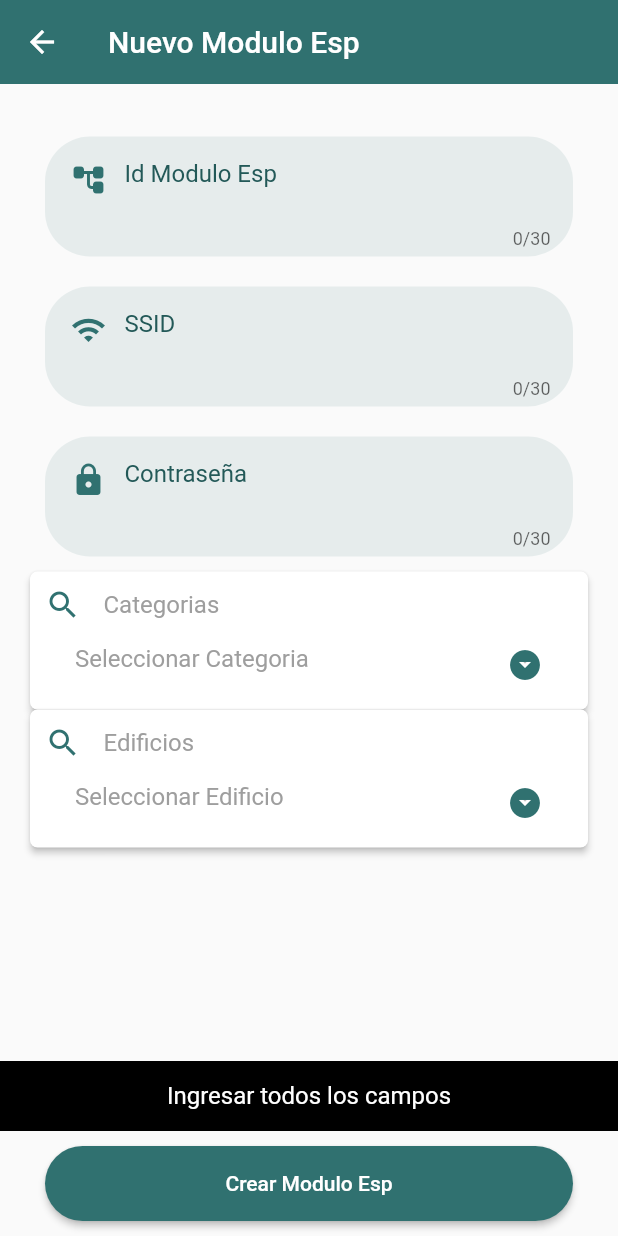
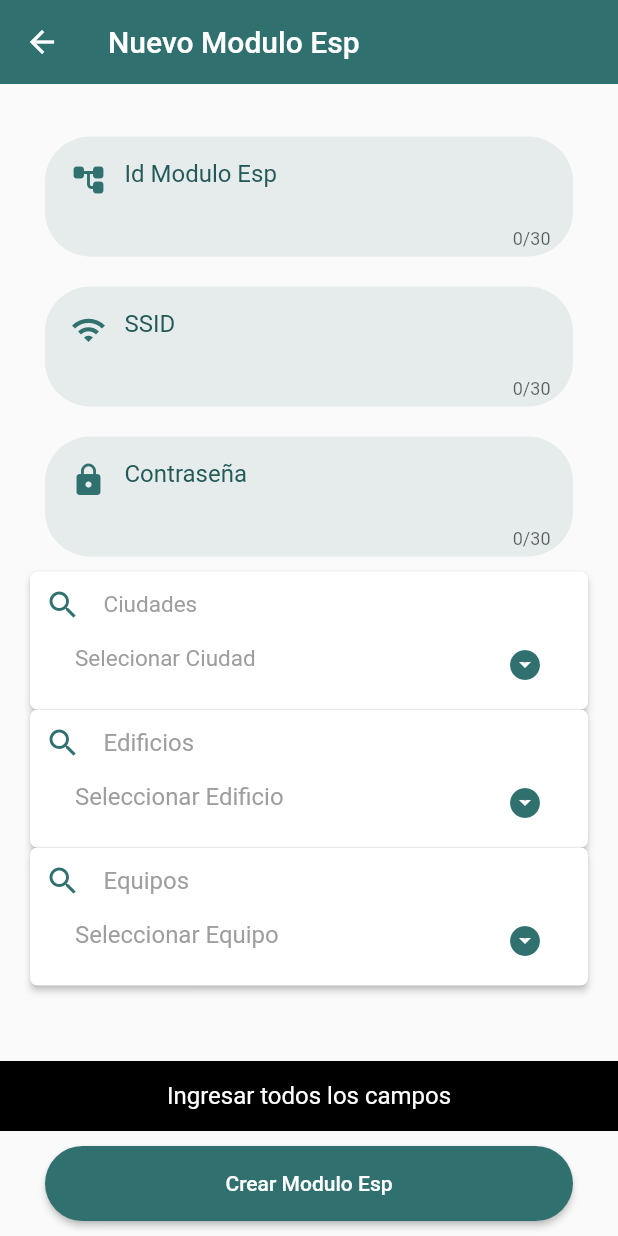
Before and after one commit to jorge2692/proyecto, a Flutter app: the EspCreatePage screen opened by its route, after a tap on "Crear Modulo Esp", on a phone screen of 412 x 824 dp. Run offline on Flutter 3.47's test engine with Material 2 defaults, Android fonts, the phone set to English and light mode, and no system bars; our stand-ins replace card_swiper, flutter_image_slideshow, fluttertoast, geocoding, geolocator, google_maps_flutter and 6 more; accounts and stored records are empty; statements that could not run were skipped.

Commit message:
third commit

```diff
--- a/proyecto/proyecto/lib/main.dart
+++ b/proyecto/proyecto/lib/main.dart
@@ -6,6 +6,8 @@ import 'package:proyecto/src/pages/administrator/create/edificios/edificios_crea
 import 'package:proyecto/src/pages/administrator/create/equipos/equipos_create_page.dart';
 import 'package:proyecto/src/pages/administrator/create/esp8266/esp_create_page.dart';
 import 'package:proyecto/src/pages/administrator/create/map/edificios_map_page.dart';
+import 'package:proyecto/src/pages/administrator/search/equipos_search_controller.dart';
+import 'package:proyecto/src/pages/administrator/search/equipos_search_page.dart';
 import 'package:proyecto/src/pages/client/update/update_page.dart';
 import 'package:proyecto/src/pages/esp8266/update/esp_update_page.dart';
 import 'package:proyecto/src/pages/login/login_page.dart';
@@ -44,6 +46,7 @@ class MyApp extends StatelessWidget {
         'CityCreatePage': ( _ ) => CityCreatePage(),
         'EspCreatePage': ( _ ) => EspCreatePage(),
         'EspUpdatePage': ( _ ) => EspUpdatePage(),
+        'EquiposSearchPage': ( _ ) => EquiposSearchPage(),
       },
       theme: ThemeData(
           primaryColor: MyColors.primaryColor,
--- a/proyecto/proyecto/lib/providers/categories_provider.dart
+++ b/proyecto/proyecto/lib/providers/categories_provider.dart
@@ -44,7 +44,7 @@ class CategoriesProvider {
 
 
     }catch(e){
-      print('Error: $e');
+      print('Error CategoriesProvider: $e');
       return[];
 
     }
--- a/proyecto/proyecto/lib/providers/cities_provider.dart
+++ b/proyecto/proyecto/lib/providers/cities_provider.dart
@@ -43,7 +43,7 @@ class CitiesProvider {
 
 
     }catch(e){
-      print('Error: $e');
+      print('Error CitiesProvider: $e');
       return[];
 
     }
--- a/proyecto/proyecto/lib/screens/home_screen.dart
+++ b/proyecto/proyecto/lib/screens/home_screen.dart
@@ -164,7 +164,6 @@ class _HomeScreen extends State<HomeScreen> {
 
      }
 
-
   Widget _drawer(_con){
 
     print(_con.user?.image);
@@ -215,6 +214,7 @@ class _HomeScreen extends State<HomeScreen> {
             trailing: Icon(Icons.edit_attributes_outlined),
           ),
           ListTile(
+            onTap: _con.goToEquiposSearch,
             title: Text('Equipos'),
             trailing: Icon(Icons.local_laundry_service_outlined),
           ),
--- a/proyecto/proyecto/lib/src/models/address.dart
+++ b/proyecto/proyecto/lib/src/models/address.dart
@@ -31,7 +31,7 @@ class Address {
 
   factory Address.fromJson(Map<String, dynamic> json) => Address(
     id: json["id"] is int ? json['id'].toString() : json['id'],
-    idCity: json["id_city"],
+    idCity: json["id_city"]is int ? json['id_city'] : int.parse(json['id_city']),
     name: json["name"],
     address: json["address"],
     neighborhood: json["neighborhood"],
--- a/proyecto/proyecto/lib/src/models/esp8266.dart
+++ b/proyecto/proyecto/lib/src/models/esp8266.dart
@@ -13,41 +13,53 @@ class Esp8266 {
     this.idEsp,
     this.ssid,
     this.password,
-    this.idCategory,
-    this.idAddress,
+    this.idLavanti,
+    this.gpio0,
+    // this.idAddress,
+    // this.idCity,
+
   });
   String? idEsp;
   String? ssid;
   String? password;
+  bool? gpio0;
 
-  int? idCategory;
-  int? idAddress;
+  int? idLavanti;
+  // int? idAddress;
+  // int? idCity;
   List<Esp8266> toList = [];
 
   factory Esp8266.fromJson(Map<String, dynamic> json) => Esp8266(
     idEsp: json["id"] is int ? json["id"].toString() : json['id'],
-    ssid: json["name"],
-    password: json["description"],
-    idCategory: json["id_category"] is String ? int.parse(json["id_category"]) : json["id_category"],
-    idAddress: json["id_edificio"]is String ? int.parse(json["id_address"]) : json["id_address"],
+    ssid: json["name"] ?? 'nombre',
+    password: json["description"] ?? 'descripcion',
+    gpio0: json["gpio0"],
+    idLavanti: json["id_machine"] is String ? int.parse(json["id_machine"]) : json["id_machine"],
+    // idCategory: json["id_category"] is String ? int.parse(json["id_category"]) : json["id_category"],
+    // idAddress: json["id_address"]is String ? int.parse(json["id_address"]) : json["id_address"],
+    // idCity: json["id_city"],
+
 
   );
 
   Esp8266.fromJsonList(List<dynamic> jsonList){
     if(jsonList == null) return;
     jsonList.forEach((item) {
-      Esp8266 equipos = Esp8266.fromJson(item);
-      toList.add(equipos);
+      Esp8266 esp8266 = Esp8266.fromJson(item);
+      toList.add(esp8266);
     });
   }
 
 
   Map<String, dynamic> toJson() => {
-    "idEsp": idEsp,
+    "id": idEsp,
     "ssid": ssid,
     "password": password,
-    "id_category": idCategory,
-    "id_address": idAddress,
+    "id_machine":idLavanti,
+    "gpio0": false,
+    "gpio1":false,
+    // "id_category": idCategory,
+    // "id_address": idAddress,
 
   };
   static bool isInteger(num value) => value is int || value == value.roundToDouble();
--- a/proyecto/proyecto/lib/src/pages/administrator/create/categorias/categorias_create_page.dart
+++ b/proyecto/proyecto/lib/src/pages/administrator/create/categorias/categorias_create_page.dart
@@ -75,7 +75,7 @@ Widget _textFieldCategoria(_con) {
         borderRadius: BorderRadius.circular(30)
     ),
     child: TextField(
-      controller:_con.idEspController ,
+      controller:_con.nameController ,
       decoration: InputDecoration(
         hintText: 'Nombre de la Categoria',
         hintStyle: TextStyle(
--- a/proyecto/proyecto/lib/src/pages/administrator/create/esp8266/esp_create_controller.dart
+++ b/proyecto/proyecto/lib/src/pages/administrator/create/esp8266/esp_create_controller.dart
@@ -1,12 +1,13 @@
 import 'dart:convert';
-import 'dart:io';
 
 import 'package:flutter/material.dart';
-import 'package:proyecto/providers/categories_provider.dart';
 import 'package:proyecto/providers/address_provider.dart';
+import 'package:proyecto/providers/cities_provider.dart';
+import 'package:proyecto/providers/equipos_provider.dart';
 import 'package:proyecto/providers/esp8266_provider.dart';
-import 'package:proyecto/src/models/category.dart';
 import 'package:proyecto/src/models/address.dart';
+import 'package:proyecto/src/models/city.dart';
+import 'package:proyecto/src/models/equipos.dart';
 import 'package:proyecto/src/models/esp8266.dart';
 import 'package:proyecto/src/models/response_api.dart';
 import 'package:proyecto/src/models/user.dart';
@@ -24,17 +25,23 @@ class EspCreateController {
 
   Function? refresh;
 
-  CategoriesProvider _categoriesProvider = new CategoriesProvider();
+  EquiposProvider _equiposProvider = new EquiposProvider();
   Esp8266Provider _esp8266Provider = new Esp8266Provider();
   AddressProvider _addressProvider = new AddressProvider();
+  CitiesProvider _citiesProvider = new CitiesProvider();
   User? user;
   SharedPref sharedPref= new SharedPref();
 
-  List<Category> categories = [];
+  List<Address> edificios = [];
   List<Address> address = [];
+  List<City> cities = [];
+  List<Equipos> equipos = [];
 
-  String? idCategory;
+
+
   String? idAddress;
+  String? idCity;
+  String? idLavanti;
 
 
   ProgressDialog? _progressDialog;
@@ -45,16 +52,28 @@ class EspCreateController {
     this.refresh = refresh;
     _progressDialog = new ProgressDialog(context: context);
     user = User.fromJson(await sharedPref.read('user'));
-    _categoriesProvider.init(context, user);
+
+    _equiposProvider.init(context, user);
     _addressProvider.init(context, user);
+    _citiesProvider.init(context, user);
     _esp8266Provider.init(context, user);
-    getCategories();
-    getAddress();
+    getCities();
 
   }
 
-  void getCategories() async {
-    categories = await _categoriesProvider.getAll();
+
+
+
+
+  void getEquipos(String idBuilding) async {
+    equipos = await _equiposProvider.getByBuilding(idBuilding);
+    refresh!();
+
+  }
+
+
+  void getEdificios(String idCiudad) async {
+    edificios = await _addressProvider.findByBuild(idCiudad);
     refresh!();
 
   }
@@ -63,6 +82,11 @@ class EspCreateController {
     address = await _addressProvider.getAll();
     refresh!();
 
+  }
+
+  void getCities()async{
+    cities = await _citiesProvider.getAll();
+    refresh!();
   }
 
   void createEsp8266() async {
@@ -77,7 +101,7 @@ class EspCreateController {
     }
 
 
-    if(idCategory == null){
+    if(idLavanti == null){
 
       MySnackbar.show(context!,'Seleccionar la categoria del producto');
       return;
@@ -98,28 +122,26 @@ class EspCreateController {
         idEsp: idesp,
         ssid: ssid,
         password: password,
+        idLavanti: int.parse(idLavanti??'0'),
 
-        idCategory: int.parse(idCategory!),
-        idAddress: int.parse(idAddress!)
+
+
     );
 
 
 
     _progressDialog!.show(max: 100, msg: 'Espere un momento');
-    Stream? stream = await _esp8266Provider.create(esp8266);
-    stream!.listen((res) {
-      _progressDialog!.close();
+    ResponseApi? responseApi = await _esp8266Provider.create(esp8266);
 
-      ResponseApi responseApi = ResponseApi.fromJson(json.decode(res));
-      MySnackbar.show(context!, responseApi.message!);
+    MySnackbar.show(context!, responseApi?.message??'Response');
+    _progressDialog?.close();
 
-      if (responseApi.success!) {
+    if (responseApi?.success??false) {
 
-        resetValues();
+      resetValues();
 
-      }
+    }
 
-    });
 
     print('Formulario Equipos: ${esp8266.toJson()}');
 
@@ -133,8 +155,9 @@ class EspCreateController {
     passwordController.text = '';
 
 
-    idCategory = null;
     idAddress = null;
+    idLavanti = null;
+    idCity = null;
     refresh!();
 
   }
--- a/proyecto/proyecto/lib/src/pages/administrator/create/esp8266/esp_create_page.dart
+++ b/proyecto/proyecto/lib/src/pages/administrator/create/esp8266/esp_create_page.dart
@@ -5,6 +5,8 @@ import 'package:flutter/material.dart';
 import 'package:flutter/scheduler.dart';
 import 'package:proyecto/src/models/category.dart';
 import 'package:proyecto/src/models/address.dart';
+import 'package:proyecto/src/models/city.dart';
+import 'package:proyecto/src/models/equipos.dart';
 import 'package:proyecto/src/pages/administrator/create/esp8266/esp_create_controller.dart';
 import 'package:proyecto/src/utils/my_colors.dart';
 
@@ -18,6 +20,9 @@ class EspCreatePage extends StatefulWidget {
 
 class _EspCreatePageState extends State<EspCreatePage> {
   EspCreateController _con = new EspCreateController();
+
+  List<Address> address = [];
+
 
 
 
@@ -44,8 +49,10 @@ class _EspCreatePageState extends State<EspCreatePage> {
           _textFieldSsid(),
           _textFieldPassword(),
 
-          _dropDownCategories(_con.categories, _con),
-          _dropDownEdificios(_con.address, _con)
+          _dropDownCities(_con.cities,_con),
+          _dropDownEdificios(_con.edificios, _con),
+          _dropDownEquipos(_con.equipos, _con),
+
 
         ],
 
@@ -54,7 +61,7 @@ class _EspCreatePageState extends State<EspCreatePage> {
     );
   }
 
-  Widget _dropDownCategories (List  <Category> categories, _con ){
+  Widget _dropDownEquipos (  List<Equipos> equipos, EspCreateController _con ){
     return Container(
       margin: EdgeInsets.symmetric(horizontal: 20),
       child: Material(
@@ -73,7 +80,7 @@ class _EspCreatePageState extends State<EspCreatePage> {
                   ),
                   SizedBox(width: 15),
                   Text(
-                    'Categorias',
+                    'Equipos',
                     style: TextStyle(
                       color: Colors.grey,
                       fontSize: 16,
@@ -94,18 +101,18 @@ class _EspCreatePageState extends State<EspCreatePage> {
                   elevation: 3,
                   isExpanded: true,
                   hint: Text(
-                    'Seleccionar Categoria',
+                    'Seleccionar Equipo',
                     style: TextStyle(
                       color: Colors.grey,
                       fontSize: 16,
                     ),
                   ),
-                  items: _dropDownItems(categories),
-                  value: _con.idCategory,
+                  items: _dropDownItems(equipos),
+                  value: _con.idLavanti,
                   onChanged: (option) {
                     setState((){
-                      print('Categoria seleccionada: $option');
-                      _con.idCategory = option;
+                      print('Equipo seleccionado: $option');
+                      _con.idLavanti = option.toString();
 
                     });
                   },
@@ -120,7 +127,7 @@ class _EspCreatePageState extends State<EspCreatePage> {
   }
 
 
-  Widget _dropDownEdificios (List  <Address> address, _con ){
+  Widget _dropDownEdificios (List  <Address> address, EspCreateController _con ){
     return Container(
       margin: EdgeInsets.symmetric(horizontal: 20),
       child: Material(
@@ -171,7 +178,9 @@ class _EspCreatePageState extends State<EspCreatePage> {
                   onChanged: (option) {
                     setState((){
                       print('Edificio seleccionada: $option');
-                      _con.idAddress = option;
+                      _con.getEquipos(option.toString());
+                      _con.idAddress = option.toString();
+                      _con.idLavanti = null;
 
                     });
                   },
@@ -185,14 +194,79 @@ class _EspCreatePageState extends State<EspCreatePage> {
     );
   }
 
+  Widget _dropDownCities(List<City> cities, EspCreateController _con ){
+    return Container(
+      margin: EdgeInsets.symmetric(horizontal: 20),
+      child: Material(
+        elevation: 2.0,
+        color: Colors.white,
+        borderRadius: BorderRadius.all(Radius.circular(5)),
+        child: Container(
+          padding: EdgeInsets.all(10),
+          child: Column(
+            children: [
+              Row(
+                children: [
+                  Icon(
+                    Icons.search,
+                    color: MyColors.primaryColor,
+                  ),
+                  SizedBox(width: 15),
+                  Text(
+                    'Ciudades',
+                    style: TextStyle(
+                        color: Colors.grey,
+                        fontSize: 15
+                    ),
+                  )
+                ],
+              ),
+              Container(
+                padding: EdgeInsets.symmetric(horizontal: 20),
+                child : DropdownButton(
+                  underline: Container(
+                    alignment: Alignment.centerRight,
+                    child: Icon(
+                      Icons.arrow_drop_down_circle,
+                      color: MyColors.primaryColor,
+                    ),
+                  ),
+                  elevation: 3,
+                  isExpanded: true,
+                  hint: Text(
+                    'Selecionar Ciudad',
+                    style: TextStyle(
+                      color: Colors.grey,
+                      fontSize: 15,
+                    ),
+                  ),
+                  items:_dropDownCitie(cities),
+                  value: _con.idCity,
+                  onChanged: (option){
+                    setState(() {
+                      print('Ciudad seleccionada: $option');
+                      _con.getEdificios(option.toString());
+                      _con.idCity= option.toString();
+                      _con.idAddress = null;
+                      _con.idLavanti = null;
 
+                    });
+                  },
+                ),
+              )
+            ],
+          ),
+        ),
+      ),
+    );
+  }
 
-  List<DropdownMenuItem<String>> _dropDownItems(List<Category> categories){
+  List<DropdownMenuItem<String>> _dropDownCitie(List<City> cities ){
     List<DropdownMenuItem<String>> list = [];
-    categories.forEach((category) {
+    cities.forEach((city) {
       list.add(DropdownMenuItem(
-        child: Text(category.name!),
-        value: category.id,
+        child: Text(city.name!),
+        value: city.id,
       ));
     });
     return list;
@@ -202,12 +276,27 @@ class _EspCreatePageState extends State<EspCreatePage> {
     List<DropdownMenuItem<String>> list = [];
     address.forEach((address) {
       list.add(DropdownMenuItem(
-        child: Text(address.name!),
+        child: Text(address.name??'address'),
         value: address.id,
       ));
     });
+    print(list);
     return list;
   }
+
+
+  List<DropdownMenuItem<String>> _dropDownItems(  List<Equipos> equipos){
+    List<DropdownMenuItem<String>> list = [];
+    equipos.forEach((equipos) {
+      list.add(DropdownMenuItem(
+        child: Text(equipos.name!),
+        value: equipos.id,
+      ));
+    });
+    print(list);
+    return list;
+  }
+
 
   Widget _buttonCreate() {
     return Container(
--- a/proyecto/proyecto/lib/src/pages/register/register_page.dart
+++ b/proyecto/proyecto/lib/src/pages/register/register_page.dart
@@ -139,7 +139,7 @@ Widget _textFieldName(_con) {
       borderRadius: BorderRadius.circular(30),
     ),
     child: TextField(
-      controller: _con.idEspController,
+      controller: _con.nameController,
       decoration: InputDecoration(
         hintText: 'Name',
         hintStyle: TextStyle(
--- a/proyecto/proyecto/lib/widgets/cerrar_sesion.dart
+++ b/proyecto/proyecto/lib/widgets/cerrar_sesion.dart
@@ -89,4 +89,10 @@ class CerrarSesion{
     Navigator.pushNamed(context!, 'CityCreatePage');
   }
 
+  void goToEquiposSearch(){
+    Navigator.pushNamed(context!, 'EquiposSearchPage');
+  }
+
+
+
 }
--- a/proyecto/proyecto/pubspec.yaml
+++ b/proyecto/proyecto/pubspec.yaml
@@ -31,6 +31,7 @@ dependencies:
     sdk: flutter
   http: ^0.13.4
   shared_preferences: ^2.0.8
+  intl: ^0.17.0
   image_picker: ^0.8.4+4
   sn_progress_dialog: ^1.0.3
   fluttertoast: ^8.0.8
```
Also changed, not shown: proyecto/proyecto/lib/providers/address_provider.dart (+32 -1 lines), proyecto/proyecto/lib/providers/equipos_provider.dart (+28 -0 lines), proyecto/proyecto/lib/providers/esp8266_provider.dart (+89 -55 lines), proyecto/proyecto/lib/src/pages/administrator/create/equipos/details/details_create_controller.dart (+40 -4 lines), proyecto/proyecto/lib/src/pages/administrator/create/equipos/details/details_create_page.dart (+27 -12 lines), proyecto/proyecto/lib/src/pages/administrator/search/equipos_search_controller.dart (added, +43 -0 lines), proyecto/proyecto/lib/src/pages/administrator/search/equipos_search_page.dart (added, +123 -0 lines), proyecto/proyecto/pubspec.lock.
